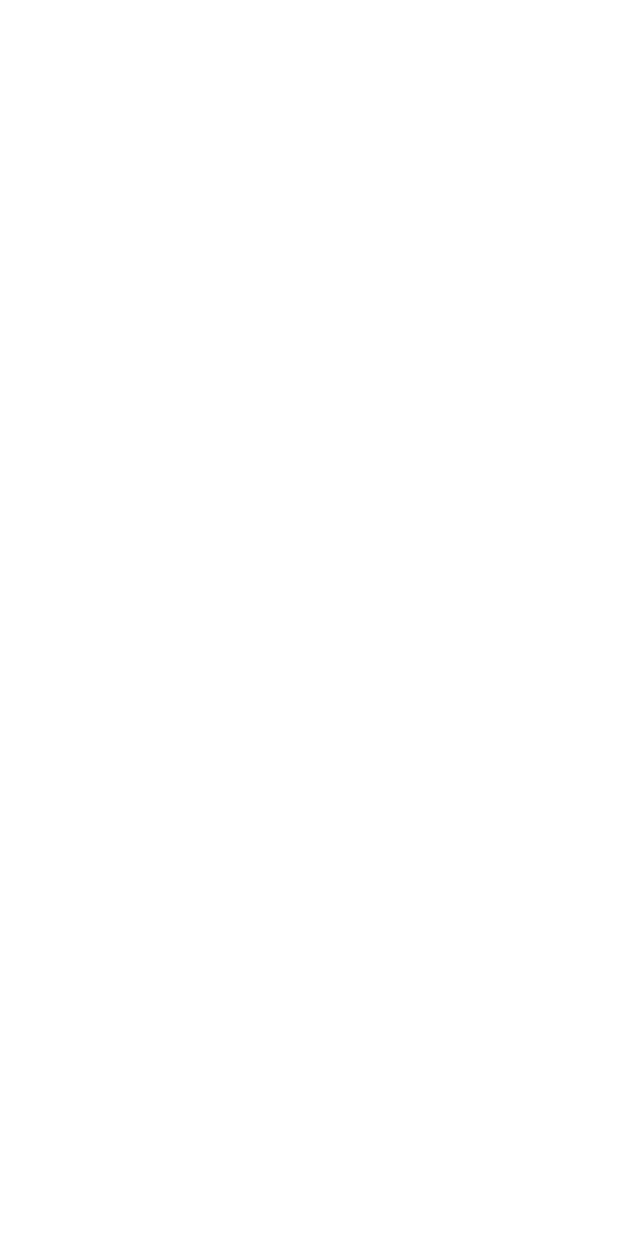
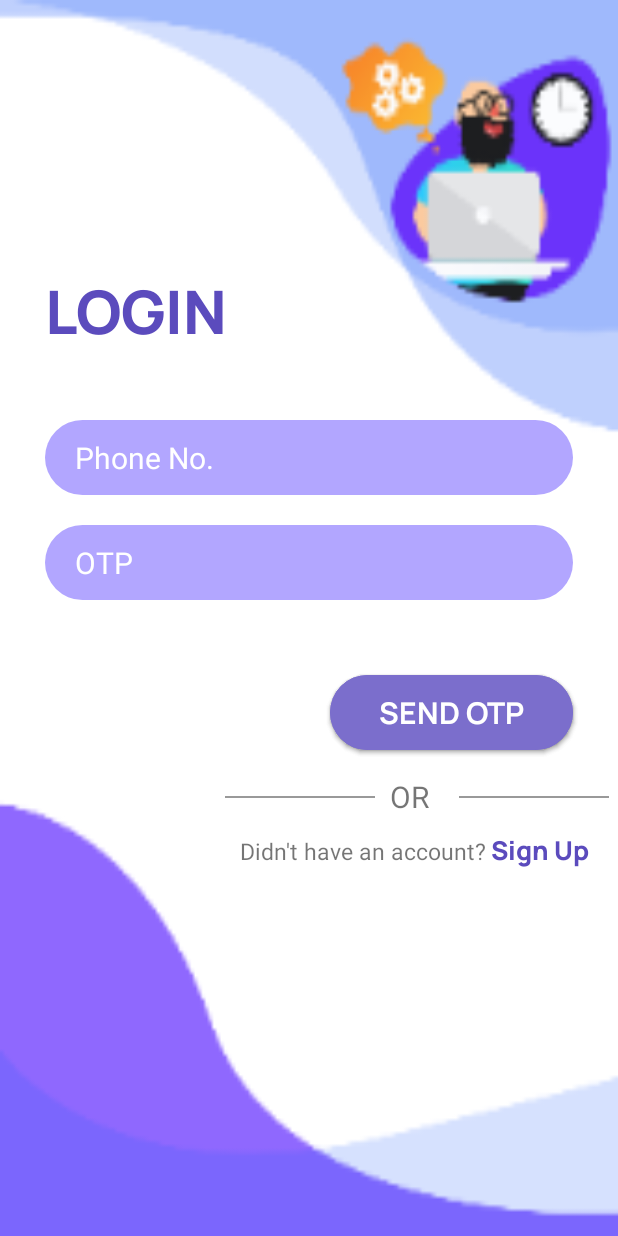
Before and after one commit to ankitsingh4264/CarrerGuide, an Android app: the screen it shows after launch (MainActivity), on a phone screen of 412 x 824 dp. Before the commit the screen is empty. Run offline under Robolectric (Android 15) with nearby library versions, the phone set to English and light mode, and no system bars.

Commit message:
sign up and log in with nav graph fixed and theme

```diff
--- a/app/src/main/AndroidManifest.xml
+++ b/app/src/main/AndroidManifest.xml
@@ -8,7 +8,7 @@
         android:label="@string/app_name"
         android:roundIcon="@mipmap/ic_launcher_round"
         android:supportsRtl="true"
-        android:theme="@style/Theme.CareerGuide">
+        android:theme="@style/AppTheme">
         <activity android:name=".MainActivity">
             <intent-filter>
                 <action android:name="android.intent.action.MAIN" />
--- a/app/src/main/java/com/example/careerguide/MainActivity.kt
+++ b/app/src/main/java/com/example/careerguide/MainActivity.kt
@@ -3,13 +3,15 @@ package com.example.careerguide
 import android.annotation.SuppressLint
 import androidx.appcompat.app.AppCompatActivity
 import android.os.Bundle
+import android.view.MenuItem
 import android.widget.EditText
+import androidx.navigation.Navigation.findNavController
+import androidx.navigation.findNavController
 import kotlinx.android.synthetic.main.activity_main.*
 
 class MainActivity : AppCompatActivity() {
     override fun onCreate(savedInstanceState: Bundle?) {
         super.onCreate(savedInstanceState)
         setContentView(R.layout.activity_main)
-
     }
 }
--- a/app/src/main/java/com/example/careerguide/login/LoginFrag.kt
+++ b/app/src/main/java/com/example/careerguide/login/LoginFrag.kt
@@ -5,7 +5,9 @@ import android.view.LayoutInflater
 import android.view.View
 import android.view.ViewGroup
 import androidx.fragment.app.Fragment
+import androidx.navigation.findNavController
 import com.example.careerguide.R
+import kotlinx.android.synthetic.main.fragment_login.*
 
 class LoginFrag : Fragment() {
     override fun onCreateView(inflater: LayoutInflater, container: ViewGroup?,
@@ -17,8 +19,8 @@ class LoginFrag : Fragment() {
     override fun onViewCreated(view: View, savedInstanceState: Bundle?) {
         super.onViewCreated(view, savedInstanceState)
 
-
-
-
+        sign_up.setOnClickListener {
+            view.findNavController().navigate(R.id.signUpFragment)
+        }
     }
 }
--- a/app/src/main/res/layout/activity_main.xml
+++ b/app/src/main/res/layout/activity_main.xml
@@ -1,25 +1,36 @@
 <?xml version="1.0" encoding="utf-8"?>
-<androidx.constraintlayout.widget.ConstraintLayout xmlns:android="http://schemas.android.com/apk/res/android"
+<RelativeLayout xmlns:android="http://schemas.android.com/apk/res/android"
     xmlns:app="http://schemas.android.com/apk/res-auto"
     xmlns:tools="http://schemas.android.com/tools"
     android:layout_width="match_parent"
     android:layout_height="match_parent"
     tools:context=".MainActivity">
 
-    <com.google.android.material.navigation.NavigationView
+<!--    <com.google.android.material.navigation.NavigationView-->
 
+<!--        android:layout_width="match_parent"-->
+<!--        android:layout_height="match_parent"-->
+<!--        android:name="androidx.navigation.fragment.NavHostFragment"-->
+<!--        android:id="@+id/nav_main"-->
+
+<!--        app:defaultNavHost="true"-->
+<!--        app:navGraph="@navigation/nav_graph_main"-->
+<!--        >-->
+
+<!--    </com.google.android.material.navigation.NavigationView>-->
+
+    <fragment
+        android:id="@+id/nav_main_fragment"
+        android:name="androidx.navigation.fragment.NavHostFragment"
         android:layout_width="match_parent"
         android:layout_height="match_parent"
-        android:name="androidx.navigation.fragment.NavHostFragment"
-        android:id="@+id/nav_main"
+        app:defaultNavHost="true"
+        app:navGraph="@navigation/nav_graph_main" />
 
-        app:defaultNavHost="true"
-        app:navGraph="@navigation/nav_graph_main"
-        ></com.google.android.material.navigation.NavigationView>
 <!--    <TextView-->
 <!--        android:layout_width="match_parent"-->
 <!--        android:layout_height="match_parent"-->
 <!--        android:text="dfsd"-->
 <!--        ></TextView>-->
 
-</androidx.constraintlayout.widget.ConstraintLayout>
+</RelativeLayout>
--- a/app/src/main/res/layout/fragment_login.xml
+++ b/app/src/main/res/layout/fragment_login.xml
@@ -90,6 +90,8 @@
         android:layout_marginTop="450dp"
         android:text="send OTP"
         android:textStyle="bold"
+        android:fontFamily="@font/manrope_bold"
+        android:textColor="@color/white"
         android:textSize="20dp">
 
     </Button>
@@ -142,7 +144,7 @@
             android:layout_width="wrap_content"
             android:layout_height="wrap_content"
             android:textSize="15sp"
-            android:text="didn't have an account?">
+            android:text="Didn't have an account?">
 
         </TextView>
 
@@ -151,6 +153,7 @@
             android:layout_width="wrap_content"
             android:layout_height="wrap_content"
             android:text=" Sign Up"
+            android:fontFamily="@font/manrope_extra_bold"
             android:textSize="17sp"
             android:textColor="#5b4bbd"></TextView>
 
--- a/app/src/main/res/layout/fragment_sign_up.xml
+++ b/app/src/main/res/layout/fragment_sign_up.xml
@@ -3,7 +3,7 @@
     xmlns:tools="http://schemas.android.com/tools"
     android:layout_width="match_parent"
     android:layout_height="match_parent"
-    tools:context=".login.LoginFragment"
+    tools:context=".login.LoginFrag"
     android:background="@drawable/login">
 
     <TextView
@@ -99,6 +99,7 @@
         android:layout_marginTop="450dp"
         android:text="SIGN UP"
         android:textStyle="bold"
+        android:textColor="@color/white"
         android:textSize="20dp">
 
     </Button>
@@ -114,6 +115,7 @@
         android:layout_marginTop="450dp"
         android:text="SEND OTP"
         android:textStyle="bold"
+        android:textColor="@color/white"
         android:textSize="20dp">
 
     </Button>
--- a/app/src/main/res/navigation/nav_graph_main.xml
+++ b/app/src/main/res/navigation/nav_graph_main.xml
@@ -1,13 +1,15 @@
 <?xml version="1.0" encoding="utf-8"?>
 <navigation xmlns:android="http://schemas.android.com/apk/res/android"
     xmlns:app="http://schemas.android.com/apk/res-auto"
+    xmlns:tools="http://schemas.android.com/tools"
     android:id="@+id/nav_graph_main"
     app:startDestination="@id/loginFrag">
 
     <fragment
         android:id="@+id/loginFrag"
         android:name="com.example.careerguide.login.LoginFrag"
-        android:label="LoginFrag" >
+        android:label="LoginFrag"
+        tools:layout="@layout/fragment_login">
         <action
             android:id="@+id/action_loginFrag_to_signUpFragment"
             app:destination="@id/signUpFragment" />
@@ -15,5 +17,6 @@
     <fragment
         android:id="@+id/signUpFragment"
         android:name="com.example.careerguide.login.SignUpFragment"
-        android:label="SignUpFragment" />
+        android:label="SignUpFragment"
+        tools:layout="@layout/fragment_sign_up"/>
 </navigation>
--- a/app/src/main/res/values/colors.xml
+++ b/app/src/main/res/values/colors.xml
@@ -9,4 +9,5 @@
     <color name="white">#FFFFFFFF</color>
     <color name="grey">#999999</color>
     <color name="transparent">#00FFFFFF</color>
+
 </resources>
--- /dev/null
+++ b/app/src/main/res/values/style.xml
@@ -0,0 +1,18 @@
+<resources>
+
+    <!-- Base application theme. -->
+    <style name="AppTheme" parent="Theme.AppCompat.Light.NoActionBar">
+        <!-- Customize your theme here. -->
+        <item name="colorPrimary">@color/purple_200</item>
+        <item name="colorPrimaryDark">@color/purple_200</item>
+<!--        <item name="colorAccent">@color/purple_500</item>-->
+    </style>
+
+    <style name="MaterialTheme" parent="Theme.MaterialComponents.Light.NoActionBar">
+        <!-- Customize your theme here. -->
+        <item name="colorPrimary">@color/purple_200</item>
+        <item name="colorPrimaryDark">@color/purple_200</item>
+<!--        <item name="colorAccent">@color/purple_500</item>-->
+    </style>
+
+</resources>
```
